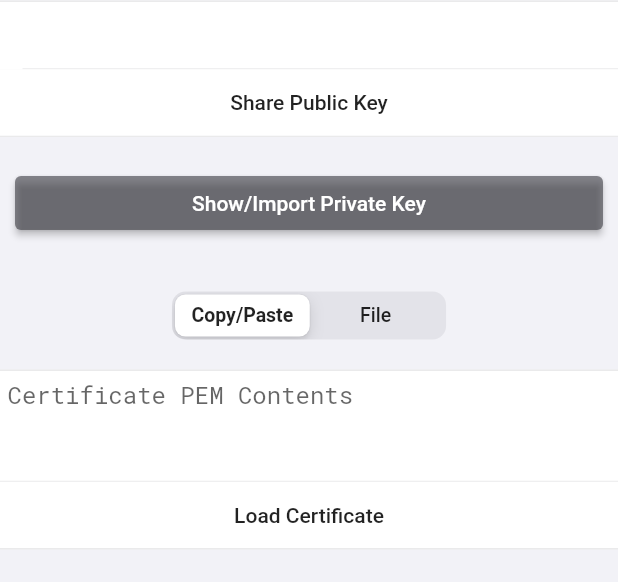
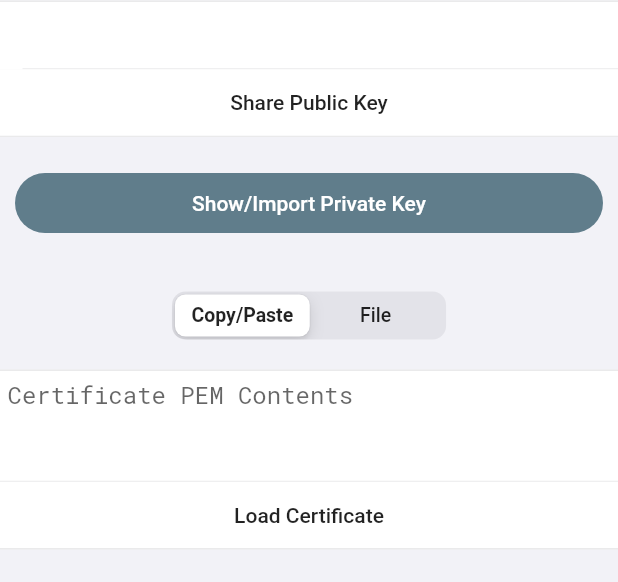
Before and after one commit to DefinedNet/mobile_nebula, a Flutter app: the AddCertificateScreen widget shown alone on an empty page, opened directly with empty values, on a phone screen of 412 x 824 dp, the part 181-763 px from its top. Run offline on Flutter 3.47's test engine with Material 3 defaults, Android fonts, the phone set to English and light mode, and no system bars; drawn by our look-alikes of flutter_platform_widgets; our stand-ins replace file_picker, flutter_svg, package_info_plus, pull_to_refresh, sentry_flutter, share_plus; missing offline and left inert: mobile_scanner; Roboto replaces fonts that are missing (PublicSans).

Commit message:
Add PrimaryButton component

```diff
--- /dev/null
+++ b/lib/components/buttons/PrimaryButton.dart
@@ -0,0 +1,28 @@
+import 'dart:io';
+
+import 'package:flutter/cupertino.dart';
+import 'package:flutter/material.dart';
+
+class PrimaryButton extends StatelessWidget {
+  const PrimaryButton({Key? key, required this.child, this.onPressed}) : super(key: key);
+
+  final Widget child;
+  final GestureTapCallback? onPressed;
+
+  @override
+  Widget build(BuildContext context) {
+    if (Platform.isAndroid) {
+      return FilledButton(
+          onPressed: onPressed,
+          child: child,
+          style: FilledButton.styleFrom(backgroundColor: Theme.of(context).colorScheme.primary));
+    } else {
+      // Workaround for https://github.com/flutter/flutter/issues/161590
+      final themeData = CupertinoTheme.of(context);
+      return CupertinoTheme(
+          data: themeData.copyWith(primaryColor: CupertinoColors.white),
+          child: CupertinoButton(
+              child: child, onPressed: onPressed, color: CupertinoColors.secondaryLabel.resolveFrom(context)));
+    }
+  }
+}
--- a/lib/screens/siteConfig/AddCertificateScreen.dart
+++ b/lib/screens/siteConfig/AddCertificateScreen.dart
@@ -15,6 +15,7 @@ import 'package:mobile_nebula/screens/siteConfig/ScanQRScreen.dart';
 import 'package:mobile_nebula/services/share.dart';
 import 'package:mobile_nebula/services/utils.dart';
 
+import '../../components/buttons/PrimaryButton.dart';
 import 'CertificateDetailsScreen.dart';
 
 class CertificateResult {
@@ -152,9 +153,8 @@ class _AddCertificateScreenState extends State<AddCertificateScreen> {
           padding: EdgeInsets.only(top: 20, bottom: 10, left: 10, right: 10),
           child: SizedBox(
               width: double.infinity,
-              child: PlatformElevatedButton(
+              child: PrimaryButton(
                   child: Text('Show/Import Private Key'),
-                  color: CupertinoColors.secondaryLabel.resolveFrom(context),
                   onPressed: () => Utils.confirmDelete(context, 'Show/Import Private Key?', () {
                         setState(() {
                           showKey = true;
```
